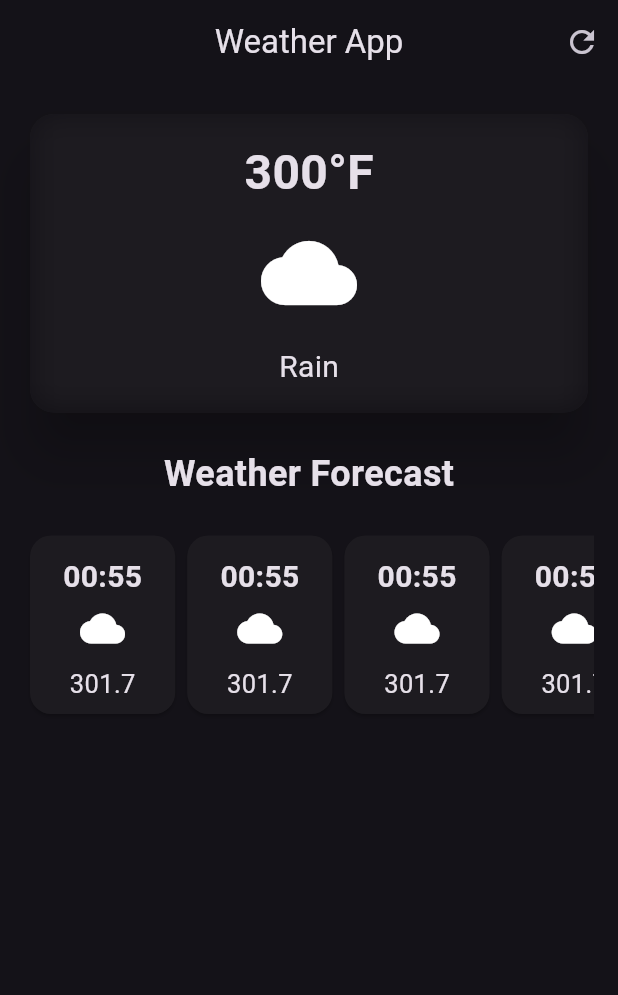
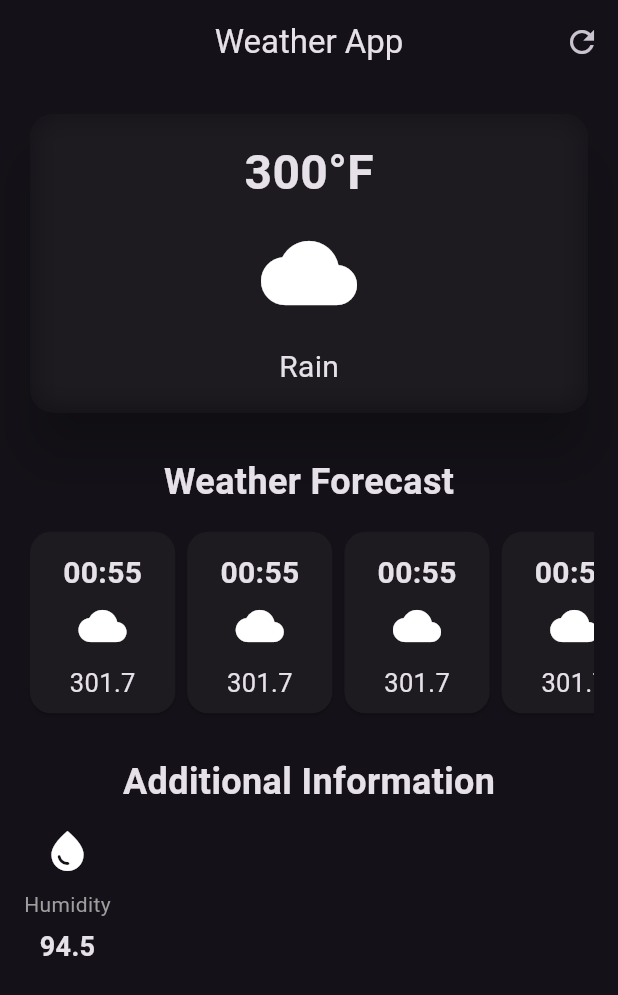
Before and after one commit to PushkarOnGit/Weather-App, a Flutter app: the screen it shows after launch, on a phone screen of 412 x 824 dp. Shown: the top 995 px of the screen. Run offline on Flutter 3.47's test engine with Material 3 defaults, Android fonts, the phone set to English and light mode, and no system bars.

Commit message:
made additional utility of additional info tile

```diff
--- a/lib/pages/weather_page.dart
+++ b/lib/pages/weather_page.dart
@@ -53,14 +53,14 @@ class WeatherPage extends StatelessWidget {
               ),
             ),
 
-            SizedBox(height: 20),
+            SizedBox(height: 25),
 
             Text(
               'Weather Forecast',
               style: TextStyle(fontSize: 24, fontWeight: FontWeight.bold),
             ),
 
-            SizedBox(height: 20),
+            SizedBox(height: 12.5),
 
             SingleChildScrollView(
               scrollDirection: Axis.horizontal,
@@ -74,6 +74,36 @@ class WeatherPage extends StatelessWidget {
                 ],
               ),
             ),
+
+            SizedBox(height: 25),
+
+            Text(
+              'Additional Information',
+              style: TextStyle(fontSize: 24, fontWeight: FontWeight.bold),
+            ),
+
+            SizedBox(height: 12.5),
+
+            Row(
+              children: [
+                Column(
+                  children: [
+                    Icon(Icons.water_drop, size: 32),
+                    SizedBox(height: 10),
+                    Text('Humidity', style: TextStyle(color: Colors.grey)),
+                    SizedBox(height: 5),
+                    Text(
+                      '94.5',
+                      style: TextStyle(
+                        fontSize: 18,
+                        fontWeight: FontWeight.bold,
+                      ),
+                    ),
+                  ],
+                ),
+
+              ],
+            ),
           ],
         ),
       ),
--- a/lib/utils/hourly_forecast_card.dart
+++ b/lib/utils/hourly_forecast_card.dart
@@ -18,7 +18,7 @@ class HourlyForecastCard extends StatelessWidget {
               style: TextStyle(fontSize: 20, fontWeight: FontWeight.bold),
             ),
             SizedBox(height: 5),
-            Icon(Icons.cloud, size: 30),
+            Icon(Icons.cloud, size: 32),
             SizedBox(height: 10),
             Text('301.7', style: TextStyle(fontSize: 17)),
           ],
```
Also changed, not shown: lib/utils/additional_info_tile.dart (added, +18 -0 lines).
